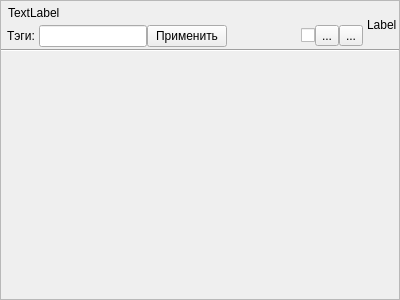
First picture: the form in filewidget.ui, repository bort-four/StudentHelper, before the edit.
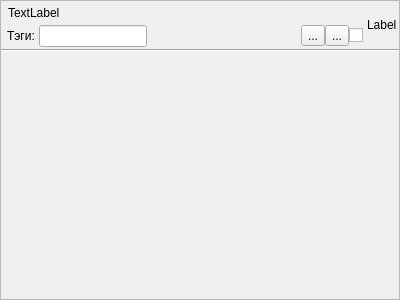
Second picture: the form after the edit. Icons and pictures are not drawn.

Diff of the .ui file:
```diff
--- a/filewidget.ui
+++ b/filewidget.ui
@@ -197,19 +197,6 @@
                   </property>
                  </widget>
                 </item>
-                <item>
-                 <widget class="QPushButton" name="applyButton">
-                  <property name="sizePolicy">
-                   <sizepolicy hsizetype="Fixed" vsizetype="Fixed">
-                    <horstretch>0</horstretch>
-                    <verstretch>0</verstretch>
-                   </sizepolicy>
-                  </property>
-                  <property name="text">
-                   <string>Применить</string>
-                  </property>
-                 </widget>
-                </item>
                </layout>
               </widget>
              </item>
@@ -248,9 +235,9 @@
               </widget>
              </item>
              <item>
-              <widget class="QCheckBox" name="printCheckBox">
+                 <widget class="QLabel" name="label_2">
                <property name="sizePolicy">
-                <sizepolicy hsizetype="Fixed" vsizetype="Fixed">
+                   <sizepolicy hsizetype="Fixed" vsizetype="Preferred">
                  <horstretch>0</horstretch>
                  <verstretch>0</verstretch>
                 </sizepolicy>
@@ -311,6 +298,19 @@
                </layout>
               </widget>
              </item>
+             <item>
+              <widget class="QCheckBox" name="printCheckBox">
+               <property name="sizePolicy">
+                <sizepolicy hsizetype="Fixed" vsizetype="Fixed">
+                 <horstretch>0</horstretch>
+                 <verstretch>0</verstretch>
+                </sizepolicy>
+               </property>
+               <property name="text">
+                <string/>
+               </property>
+              </widget>
+             </item>
             </layout>
            </item>
           </layout>
```
Left out of the diff: 19 changed lines with no effect on the pictures. Lines whose indentation alone changed are shown as unchanged.
